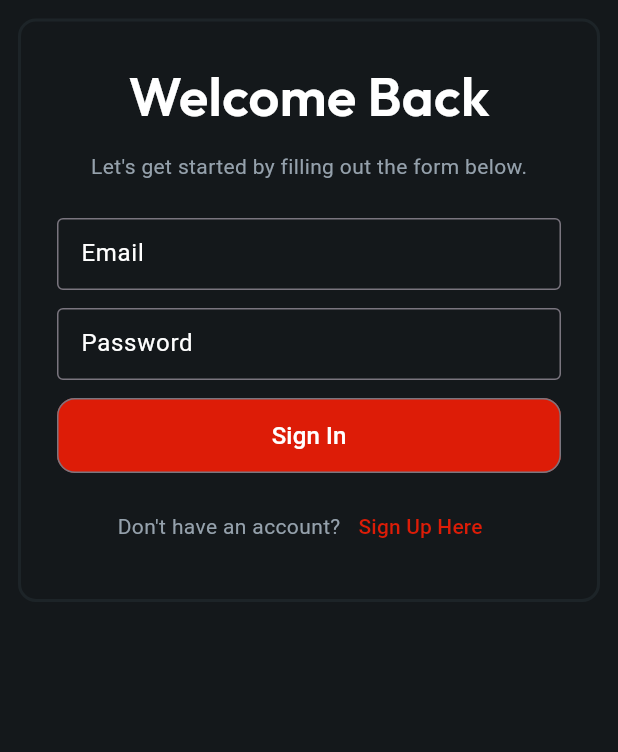
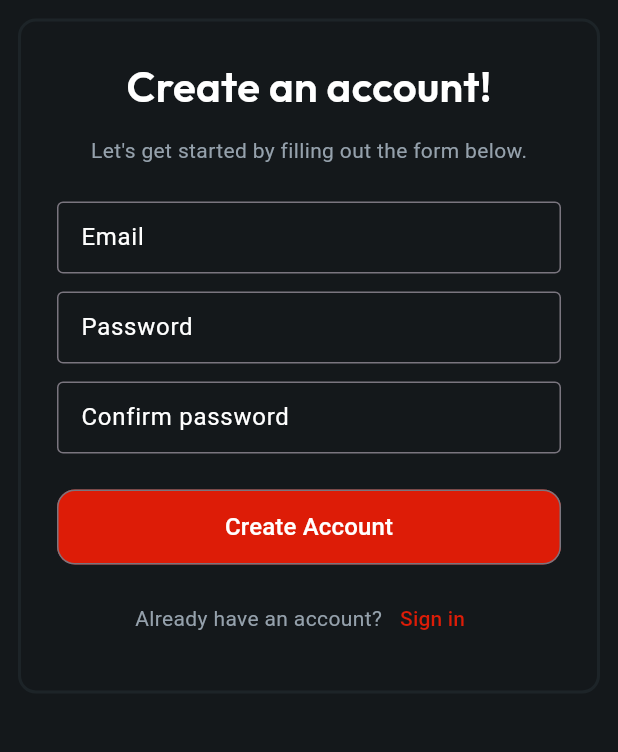
Before and after one commit to MatesMlynar/RidersTrack, a Flutter app: the screen it shows after launch, after a tap on "Create Account", on a phone screen of 412 x 824 dp, the part 252-1004 px from its top. Run offline on Flutter 3.47's test engine with Material 2 defaults, Android fonts, the phone set to English and light mode, and no system bars; drawn by our look-alikes of auto_size_text; our stand-ins replace flutter_secure_storage, google_fonts, sizer; missing offline and left inert: jwt_decode; network calls fail.

Commit message:
[frontend] storing jwt token and logged user implemented

```diff
--- a/frontend/lib/core/constants/colors.dart
+++ /dev/null
@@ -1 +0,0 @@
-const String blackColor = "asfd";
--- a/frontend/lib/main.dart
+++ b/frontend/lib/main.dart
@@ -1,5 +1,9 @@
 import 'package:flutter/material.dart';
-import 'package:frontend/pages/registration_page.dart';
+import 'package:frontend/commands/base_command.dart';
+import 'package:frontend/models/user_model.dart';
+import 'package:frontend/services/user_service.dart';
+import 'package:frontend/views/registration_page.dart';
+import 'package:provider/provider.dart';
 import 'package:sizer/sizer.dart';
 
 void main() {
@@ -12,7 +16,12 @@ class MyApp extends StatelessWidget {
   // This widget is the root of your application.
   @override
   Widget build(BuildContext context) {
-    return Sizer(builder: (context, orientation, deviceType) {
+    return MultiProvider(providers: [
+      ChangeNotifierProvider(create: (c) => UserModel()),
+      Provider(create: (c) => UserService())
+    ],
+    child: Sizer(builder: (context, orientation, deviceType) {
+      init(context);
       return MaterialApp(
           title: 'Rider\'s Track',
           theme: ThemeData(
@@ -20,6 +29,6 @@ class MyApp extends StatelessWidget {
             useMaterial3: true,
           ),
           home: const RegistrationPage());
-    });
+    }));
   }
 }
--- /dev/null
+++ b/frontend/lib/models/user_model.dart
@@ -0,0 +1,11 @@
+import 'package:flutter/cupertino.dart';
+
+class UserModel extends ChangeNotifier{
+  //create some properties of model object
+  Map<String, dynamic> _currentUser = {};
+  Map<String, dynamic> get currentUser => _currentUser;
+  set currentUser(Map<String, dynamic> user){
+    _currentUser = user;
+    notifyListeners();
+  }
+}
--- /dev/null
+++ b/frontend/lib/services/user_service.dart
@@ -0,0 +1,23 @@
+import 'dart:convert';
+import 'package:http/http.dart' as http;
+
+class UserService{
+  //create method for login user
+  Future<Map<String, dynamic>> login(String email, String password) async {
+
+    var reqBody = {
+      "email": email,
+      "password": password
+    };
+
+    http.Response response = await http.post(Uri.parse("http://172.23.208.1:3000/api/user/login"), headers: {"Content-type": "application/json"}, body: jsonEncode(reqBody));
+
+    return json.decode(response.body);
+  }
+
+  Future<bool> register(String email, String password) async {
+    await Future.delayed(Duration(seconds: 1));
+    return true;
+  }
+  //create method for register user
+}
--- a/frontend/lib/pages/registration_page.dart
+++ b/frontend/lib/views/registration_page.dart
@@ -1,8 +1,11 @@
+import 'dart:convert';
+
 import 'package:auto_size_text/auto_size_text.dart';
 import 'package:flutter/material.dart';
-import 'package:frontend/pages/login_page.dart';
+import 'package:frontend/views/login_page.dart';
 import 'package:google_fonts/google_fonts.dart';
 import 'package:sizer/sizer.dart';
+import 'package:http/http.dart' as http;
 
 class RegistrationPage extends StatefulWidget {
   const RegistrationPage({super.key});
@@ -16,9 +19,20 @@ class _RegistrationPageState extends State<RegistrationPage> {
   final passwordController = TextEditingController();
   final confirmPasswordController = TextEditingController();
 
-  void registerUser() {
-    Navigator.push(
-        context, MaterialPageRoute(builder: (context) => const LoginPage()));
+  //registrate user
+  void registerUser() async {
+    if (emailController.text.isNotEmpty && passwordController.text.isNotEmpty) {
+      var reqBody = {
+        "email": emailController.text,
+        "password": passwordController.text
+      };
+
+      var response = await http.post(Uri.parse("http://172.23.208.1:3000/api/user/register"), headers: {"Contect-Type": "application/json"}, body: jsonEncode(reqBody));
+      print(json.decode(response.body));
+    }
+
+    /*Navigator.push(
+        context, MaterialPageRoute(builder: (context) => const LoginPage()));*/
     print("success");
   }
 
@@ -86,7 +100,8 @@ class _RegistrationPageState extends State<RegistrationPage> {
                                 maxLines: 1,
                                 style: GoogleFonts.readexPro(
                                   fontSize: 14,
-                                  color: const Color.fromARGB(255, 149, 161, 172),
+                                  color:
+                                      const Color.fromARGB(255, 149, 161, 172),
                                 ),
                               ),
                             ),
@@ -164,9 +179,10 @@ class _RegistrationPageState extends State<RegistrationPage> {
                                       minimumSize:
                                           MaterialStateProperty.all<Size>(
                                               const Size(double.infinity, 50)),
-                                      backgroundColor: MaterialStateProperty.all<
-                                              Color>(
-                                          const Color.fromARGB(255, 221, 28, 7))),
+                                      backgroundColor:
+                                          MaterialStateProperty.all<Color>(
+                                              const Color.fromARGB(
+                                                  255, 221, 28, 7))),
                                   child: Text(
                                     "Create Account",
                                     style: GoogleFonts.readexPro(
--- a/frontend/pubspec.yaml
+++ b/frontend/pubspec.yaml
@@ -37,6 +37,9 @@ dependencies:
   google_fonts: ^6.0.0
   auto_size_text: ^3.0.0
   sizer: ^2.0.15
+  jwt_decode: ^0.3.1
+  provider: ^6.0.5
+  flutter_secure_storage: ^9.0.0
 
 dev_dependencies:
   flutter_test:
```
Also changed, not shown: frontend/lib/commands/base_command.dart (added, +20 -0 lines), frontend/lib/commands/user/login_command.dart (added, +41 -0 lines), frontend/lib/utils/secure_storage.dart (added, +21 -0 lines), frontend/lib/views/login_page.dart (renamed from frontend/lib/pages/login_page.dart, +9 -2 lines), frontend/pubspec.lock, 7 other files.
